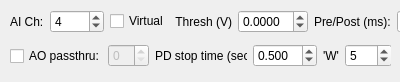
acorver/SpikeGL, file AcqPDParams.ui: the form before one commit.
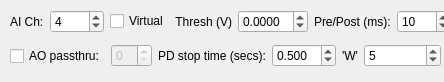
The form after the commit.

Diff of the .ui file:
```diff
--- a/AcqPDParams.ui
+++ b/AcqPDParams.ui
@@ -6,7 +6,7 @@
    <rect>
     <x>0</x>
     <y>0</y>
-    <width>400</width>
+    <width>444</width>
     <height>82</height>
    </rect>
   </property>
@@ -24,7 +24,7 @@
     <rect>
      <x>10</x>
      <y>40</y>
-     <width>381</width>
+     <width>431</width>
      <height>32</height>
     </rect>
    </property>
@@ -169,7 +169,7 @@
     <rect>
      <x>10</x>
      <y>10</y>
-     <width>381</width>
+     <width>431</width>
      <height>31</height>
     </rect>
    </property>
```
